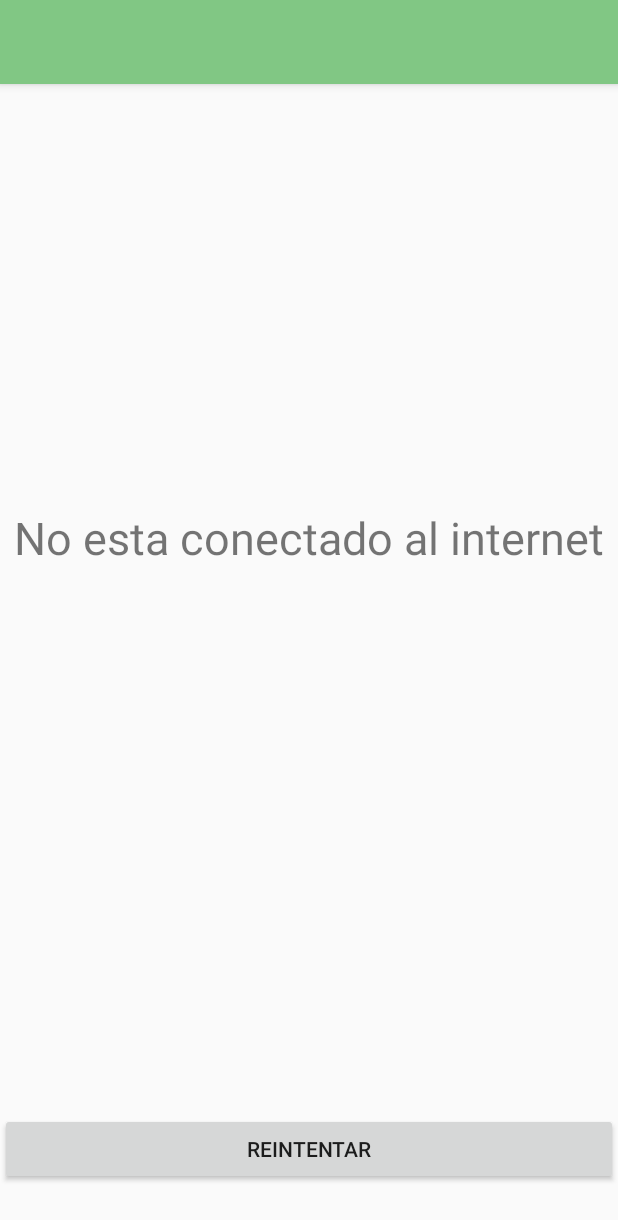
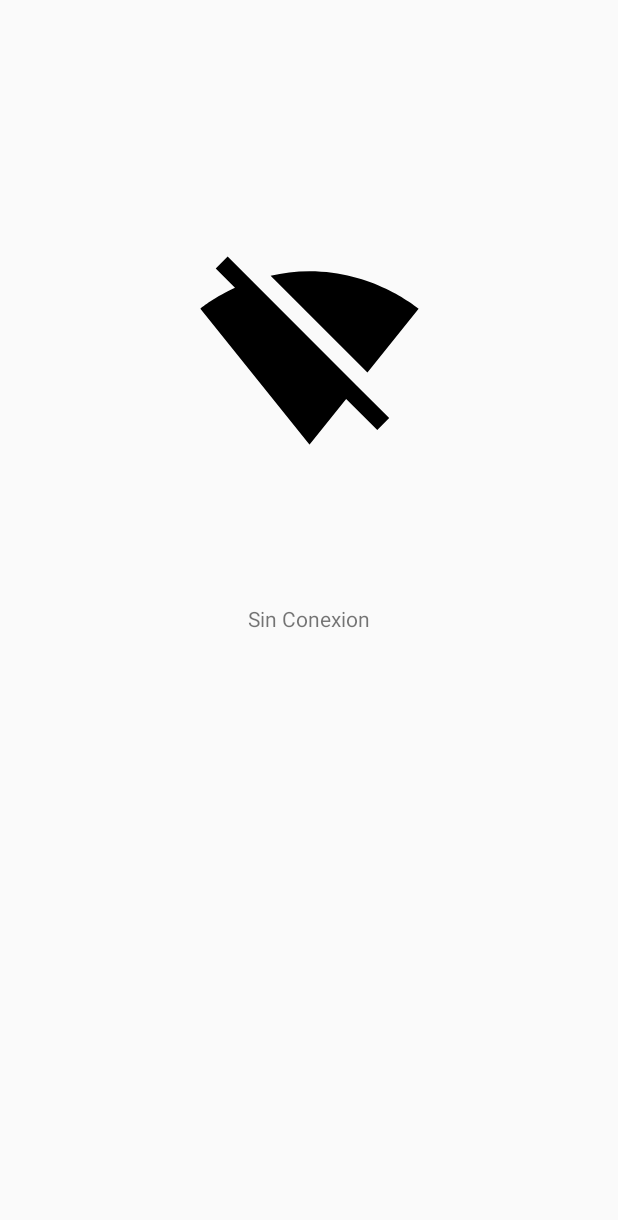
Before and after one commit to lortizrios/Auto-Expreso-, an Android app: the NoConnectionActivity screen opened directly, with no data from a screen before it, on a phone screen of 412 x 824 dp. Shown: the top 1220 px of the screen. Run offline under Robolectric (Android 15) with nearby library versions, the phone set to English and light mode, and no system bars.

```diff
--- a/app/src/main/java/com/developing/leroy/autoexpresotoolbox/MainActivity.java
+++ b/app/src/main/java/com/developing/leroy/autoexpresotoolbox/MainActivity.java
@@ -29,6 +29,8 @@ import com.google.android.gms.ads.AdRequest;
 import com.google.android.gms.ads.AdView;
 import android.view.MotionEvent;
 import android.view.View;
+import android.view.animation.Animation;
+import android.view.animation.AnimationUtils;
 import android.webkit.CookieSyncManager;
 import android.webkit.WebSettings;
 import android.webkit.WebView;
@@ -101,23 +103,16 @@ public class MainActivity extends AppCompatActivity {
         mInterstitialAd.setAdUnitId("ca-app-pub-3940256099942544/1033173712");
         mInterstitialAd.loadAd(new AdRequest.Builder().build());
 
-        if (!haveNetworkConnection()) {
-
+        //Si no tiene coneccion redirige al SlideMenuActivity
+        if(!haveNetworkConnection()){
             Intent intent = new Intent(this, NoConnectionActivity.class);
             startActivity(intent);
-        }
-
-            else {
-
-
+        }else{
             pullSwipeReload();
             websiteView();
         }
 
         fabActionButtons();
-
-
-
     }
 
     //Habilita el Swipe Reload Web View
@@ -125,7 +120,6 @@ public class MainActivity extends AppCompatActivity {
         swipeRefreshLayout.setOnRefreshListener(new SwipeRefreshLayout.OnRefreshListener() {
             @Override
             public void onRefresh() {
-
 
                 //Show Reload logo
                 swipeRefreshLayout.setRefreshing(true);
@@ -190,8 +184,7 @@ public class MainActivity extends AppCompatActivity {
 
 
         //Define color del progressbar
-        ((ProgressBar)findViewById(R.id.materialProgressBar_ID))
-                .getIndeterminateDrawable()
+        ((ProgressBar)findViewById(R.id.materialProgressBar_ID)).getIndeterminateDrawable()
         .setColorFilter(Color.WHITE, PorterDuff.Mode.SRC_IN);
     }
 
@@ -218,37 +211,33 @@ public class MainActivity extends AppCompatActivity {
 
         switch (item.getItemId()) {
 
+            //Calificar app
             case R.id.rate:
                 diaLog = rateDialog().show();
-
             break;
 
-            //Cierra la applicacion
+            //Compartir applicacion
             case R.id.share:
                 Intent intent = new Intent(Intent.ACTION_SEND);
                 intent.setType("text/plain");
                 intent.putExtra(Intent.EXTRA_TEXT, "My new app http://www.----.com");
                 startActivity(Intent.createChooser(intent, "Compartir"));
-
             break;
 
             //Slide menu
             case R.id.slidemenu:
-
                 Intent menuIntent = new Intent(MainActivity.this, SlideMenuActivity.class);
                 startActivity(menuIntent);
-
+                this.overridePendingTransition(R.anim.left_to_right, R.anim.right_to_left);
             break;
 
             //Habilita back button para webview
             case android.R.id.home:
-                    if (webView.canGoBack()) {
+                if (webView.canGoBack()){
                     webView.goBack();
-
-                    } else {
+                }else{
                     exitDialog().show();
                 }
-
             break;
         }
 
@@ -313,7 +302,6 @@ public class MainActivity extends AppCompatActivity {
 
         return builder;
 
-
     }
 
     @Override
@@ -343,25 +331,32 @@ public class MainActivity extends AppCompatActivity {
             super.onResume();
 
         }
+
+        Toast.makeText(this, "onResume()", Toast.LENGTH_SHORT).show();
     }
 
     @Override
     protected void onPause() {
 
-        if (bannerAd != null) {
-            bannerAd.resume();
+       if(mInterstitialAd.isLoaded()) {
+            mInterstitialAd.show();
+
+            //Cierra todos los activitys()
+            finishAffinity();
        }
+
        super.onPause();
+
+       Toast.makeText(this, "onPause()", Toast.LENGTH_SHORT).show();
     }
 
     @Override
     protected void onDestroy() {
-
         if (bannerAd != null) {
             bannerAd.destroy();
         }
+        super.onDestroy();
 
-        super.onDestroy();
     }
 
     //Metodo para darle funcionamiento al float menu button
--- a/app/src/main/java/com/developing/leroy/autoexpresotoolbox/NoConnectionActivity.java
+++ b/app/src/main/java/com/developing/leroy/autoexpresotoolbox/NoConnectionActivity.java
@@ -7,6 +7,8 @@ import android.support.v7.app.AppCompatActivity;
 import android.os.Bundle;
 import android.view.View;
 import android.widget.Button;
+import android.widget.ImageButton;
+import android.widget.ImageButton;
 import android.widget.Toast;
 
 public class NoConnectionActivity extends AppCompatActivity {
@@ -17,7 +19,7 @@ public class NoConnectionActivity extends AppCompatActivity {
         super.onCreate(savedInstanceState);
         setContentView(R.layout.activity_no_connection);
 
-        Button indiabt  = (Button)findViewById(R.id.button);
+        ImageButton indiabt  = (ImageButton)findViewById(R.id.button);
         indiabt.setOnClickListener(new View.OnClickListener() {
             @Override
             public void onClick(View v) {
--- a/app/src/main/java/com/developing/leroy/autoexpresotoolbox/SlideMenuActivity.java
+++ b/app/src/main/java/com/developing/leroy/autoexpresotoolbox/SlideMenuActivity.java
@@ -1,6 +1,12 @@
 package com.developing.leroy.autoexpresotoolbox;
 
+import android.app.Dialog;
+import android.content.ActivityNotFoundException;
+import android.content.DialogInterface;
+import android.content.Intent;
 import android.graphics.Color;
+import android.net.Uri;
+import android.support.v7.app.AlertDialog;
 import android.support.v7.app.AppCompatActivity;
 import android.os.Bundle;
 import android.view.View;
@@ -24,13 +30,12 @@ public class SlideMenuActivity extends AppCompatActivity {
     private LinearLayout donar;
     private LinearLayout contactProg;
     private LinearLayout bug;
+    private AlertDialog dialog;
 
     @Override
     protected void onCreate(Bundle savedInstanceState) {
         super.onCreate(savedInstanceState);
         setContentView(R.layout.activity_slide_menu);
-
-
 
         //Boton trasparente del menu
         btnTrasparente = (Button) findViewById(R.id.botonTrasparente);
@@ -52,6 +57,7 @@ public class SlideMenuActivity extends AppCompatActivity {
             public void onClick(View v) {
                 finish();
             }
+            //this.overridePendingTransition(R.anim.right_to_left, R.anim.left_to_right);
         });
 
         //Layout onClick info
@@ -122,4 +128,5 @@ public class SlideMenuActivity extends AppCompatActivity {
     private void Slider (){
         slidr = Slidr.attach(this);
     }
+
 }
--- /dev/null
+++ b/app/src/main/res/drawable/ic_replay.xml
@@ -0,0 +1,9 @@
+<vector xmlns:android="http://schemas.android.com/apk/res/android"
+        android:width="24dp"
+        android:height="24dp"
+        android:viewportWidth="24.0"
+        android:viewportHeight="24.0">
+    <path
+        android:fillColor="#FF000000"
+        android:pathData="M12,5V1L7,6l5,5V7c3.31,0 6,2.69 6,6s-2.69,6 -6,6 -6,-2.69 -6,-6H4c0,4.42 3.58,8 8,8s8,-3.58 8,-8 -3.58,-8 -8,-8z"/>
+</vector>
--- a/app/src/main/res/drawable/ic_signal_wifi_off.xml
+++ b/app/src/main/res/drawable/ic_signal_wifi_off.xml
@@ -1,6 +1,6 @@
 <vector xmlns:android="http://schemas.android.com/apk/res/android"
-        android:width="24dp"
-        android:height="24dp"
+        android:width="150sp"
+        android:height="150sp"
         android:viewportWidth="24.0"
         android:viewportHeight="24.0">
     <path
--- a/app/src/main/res/layout/activity_no_connection.xml
+++ b/app/src/main/res/layout/activity_no_connection.xml
@@ -1,5 +1,6 @@
 <?xml version="1.0" encoding="utf-8"?>
-<android.support.constraint.ConstraintLayout xmlns:android="http://schemas.android.com/apk/res/android"
+<android.support.constraint.ConstraintLayout
+    xmlns:android="http://schemas.android.com/apk/res/android"
     xmlns:app="http://schemas.android.com/apk/res-auto"
     xmlns:tools="http://schemas.android.com/tools"
     android:layout_width="match_parent"
@@ -8,60 +9,45 @@
     tools:context=".NoConnectionActivity"
     tools:showIn="@layout/activity_no_connection">
 
-
-<android.support.design.widget.AppBarLayout
-        android:layout_width="match_parent"
+    <LinearLayout
+        android:layout_width="wrap_content"
         android:layout_height="wrap_content"
-        android:theme="@style/AppTheme.AppBarOverlay">
-
-
-    <android.support.v7.widget.Toolbar
-        android:id="@+id/toolbar"
-        android:layout_width="match_parent"
-        android:layout_height="?attr/actionBarSize"
-        android:background="?attr/colorPrimary"
-        app:popupTheme="@style/AppTheme.PopupOverlay" />
-
-    </android.support.design.widget.AppBarLayout>
-
-    <LinearLayout
-        android:id="@+id/linearLayout4"
-        android:layout_width="wrap_content"
-        android:layout_height="80dp"
-        android:layout_marginTop="8dp"
-        android:layout_marginBottom="214dp"
-        android:orientation="horizontal"
-        app:layout_constraintBottom_toTopOf="@+id/linearLayout3"
+        app:layout_constraintBottom_toBottomOf="parent"
         app:layout_constraintEnd_toEndOf="parent"
         app:layout_constraintStart_toStartOf="parent"
         app:layout_constraintTop_toTopOf="parent"
-        app:layout_constraintVertical_bias="0.75">
+        app:layout_constraintVertical_bias="0.24000001">
 
-        <TextView
-            android:id="@+id/textView"
-            android:layout_width="wrap_content"
+        <ImageButton
+            android:id="@+id/button"
+            android:layout_width="match_parent"
             android:layout_height="wrap_content"
-            android:text="@string/sinconecion"
-            android:textSize="30sp" />
+            android:background="@drawable/ic_signal_wifi_off"
+        />
     </LinearLayout>
 
     <LinearLayout
-        android:id="@+id/linearLayout3"
-        android:layout_width="match_parent"
+        android:layout_width="wrap_content"
         android:layout_height="wrap_content"
-        android:layout_marginBottom="34dp"
-        android:orientation="horizontal"
         app:layout_constraintBottom_toBottomOf="parent"
         app:layout_constraintEnd_toEndOf="parent"
-        app:layout_constraintStart_toStartOf="parent">
-
-        <Button
-            android:id="@+id/button"
-            android:layout_width="match_parent"
-            android:layout_height="wrap_content"
-            android:text="@string/reintentar" />
-    </LinearLayout>
+        app:layout_constraintStart_toStartOf="parent"
+        app:layout_constraintTop_toTopOf="parent"
+        app:layout_constraintVertical_bias="0.24000001">
 
 
 
+    </LinearLayout>
+
+    <TextView
+        android:id="@+id/textView"
+        android:layout_width="wrap_content"
+        android:layout_height="wrap_content"
+        android:text="Sin Conexion"
+        app:layout_constraintBottom_toBottomOf="parent"
+        app:layout_constraintEnd_toEndOf="parent"
+        app:layout_constraintStart_toStartOf="parent"
+        app:layout_constraintTop_toTopOf="parent" />
+
+
 </android.support.constraint.ConstraintLayout>
```
Also changed, not shown: app/src/main/AndroidManifest.xml (+7 -3 lines). Lines whose indentation alone changed are shown as unchanged.
